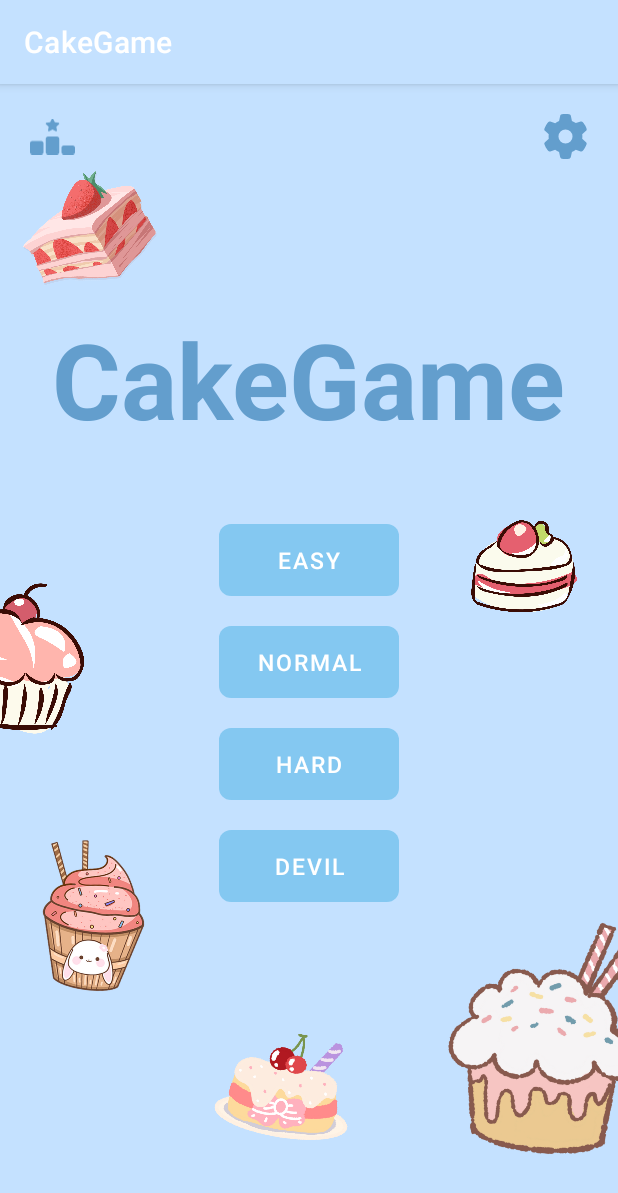
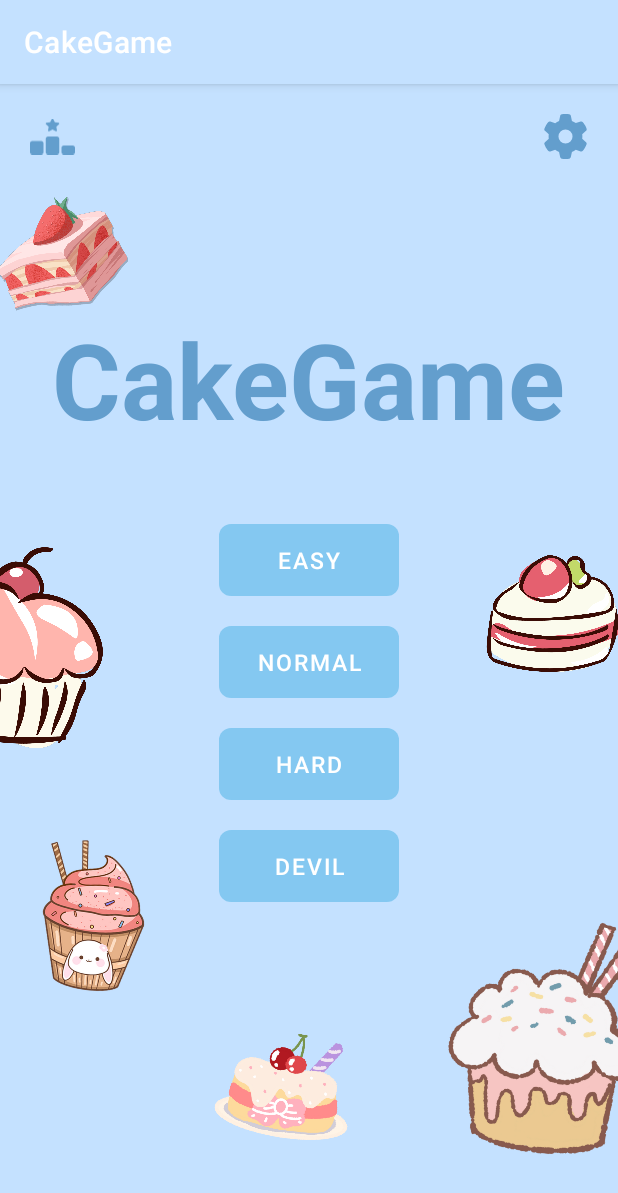
Before and after one commit to clairechien0627/CakeGame, an Android app: the screen it shows after launch (MainActivity), on a phone screen of 412 x 824 dp. Shown: the top 1193 px of the screen. Run offline under Robolectric (Android 15) with nearby library versions, the phone set to English and light mode, and no system bars.

Commit message:
小幅修正蛋糕背景

```diff
--- a/app/src/main/res/layout/activity_main.xml
+++ b/app/src/main/res/layout/activity_main.xml
@@ -117,24 +117,24 @@
 
     <ImageView
         android:id="@+id/backgroundCake1"
-        android:layout_width="141dp"
-        android:layout_height="158dp"
-        android:src="@drawable/cake1"
+        android:layout_width="91dp"
+        android:layout_height="80dp"
         android:layout_marginLeft="0dp"
-        android:layout_marginTop="0dp"  />
+        android:layout_marginTop="70dp"
+        android:src="@drawable/cake1" />
 
     <ImageView
         android:id="@+id/backgroundCake2"
-        android:layout_width="wrap_content"
-        android:layout_height="137dp"
-        android:layout_marginLeft="300dp"
-        android:layout_marginTop="250dp"
+        android:layout_width="89dp"
+        android:layout_height="99dp"
+        android:layout_marginLeft="330dp"
+        android:layout_marginTop="300dp"
         android:src="@drawable/cake2" />
 
     <ImageView
         android:id="@+id/backgroundCake3"
-        android:layout_width="141dp"
-        android:layout_height="158dp"
+        android:layout_width="126dp"
+        android:layout_height="138dp"
         android:layout_marginLeft="-50dp"
         android:layout_marginTop="300dp"
         android:src="@drawable/cake3" />
```
Also changed, not shown: app/src/main/res/drawable/cake1.png, app/src/main/res/drawable/cake2.png, app/src/main/res/drawable/cake3.png.
